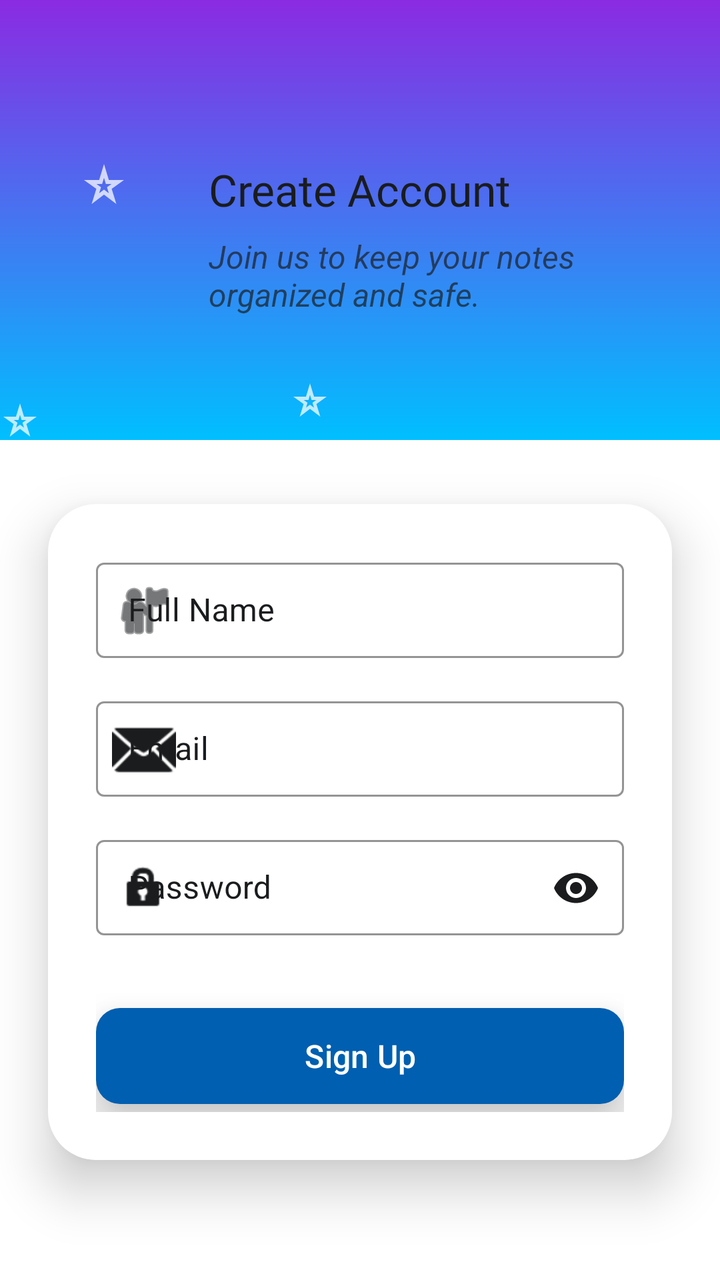
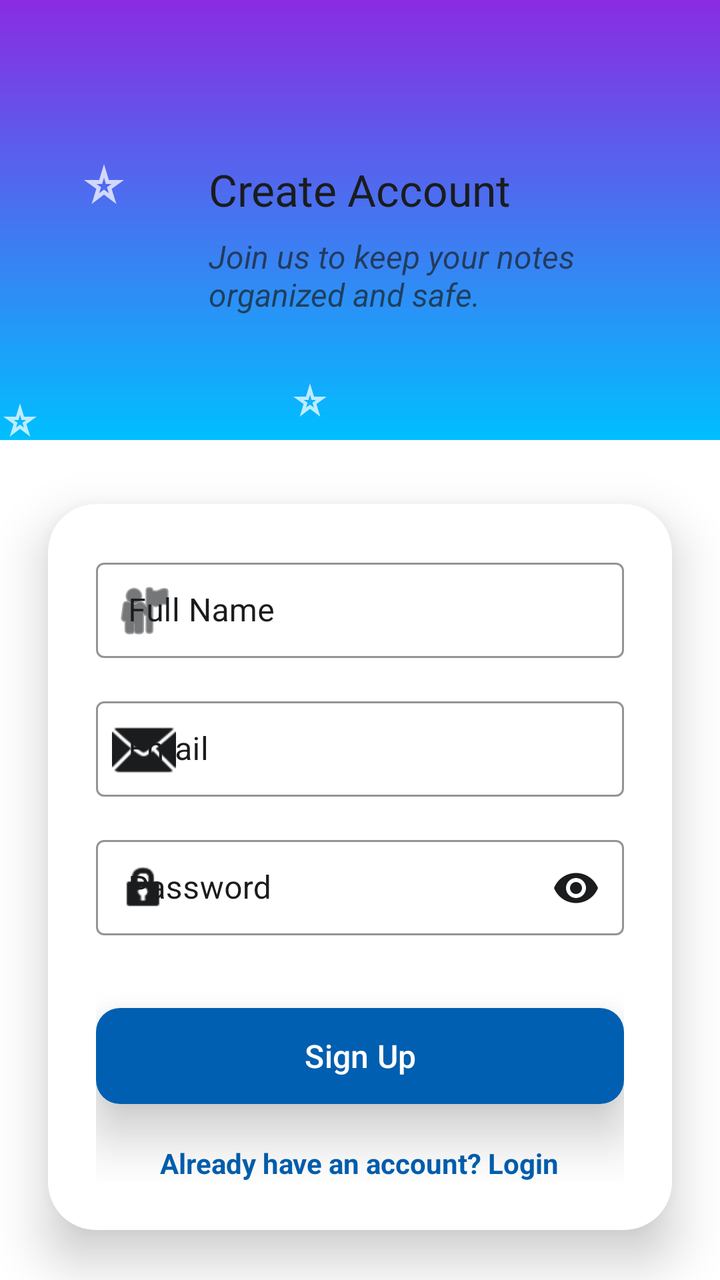

An Android layout rendered at two revisions. The XML below is the earlier revision; the diff shows what the commit changed to produce the second picture.
<!-- AndroidManifest.xml: application theme Theme.Notepad -->
<!-- res/layout/activity_signup_page.xml -->
<?xml version="1.0" encoding="utf-8"?>
<androidx.constraintlayout.widget.ConstraintLayout xmlns:android="http://schemas.android.com/apk/res/android"
    xmlns:app="http://schemas.android.com/apk/res-auto"
    xmlns:tools="http://schemas.android.com/tools"
    android:layout_width="match_parent"
    android:layout_height="match_parent"
    android:background="@color/white"
    tools:context=".signup_page">

    <View
        android:id="@+id/top_decoration"
        android:layout_width="match_parent"
        android:layout_height="220dp"
        android:background="@drawable/background"
        app:layout_constraintTop_toTopOf="parent" />

    <TextView
        android:id="@+id/signup_title"
        android:layout_width="wrap_content"
        android:layout_height="wrap_content"
        android:layout_marginTop="80dp"
        android:fontFamily="@font/created"
        android:text="@string/create_account"
        android:textColor="@color/black"
        android:textSize="22sp"
        app:layout_constraintEnd_toEndOf="parent"
        app:layout_constraintStart_toStartOf="parent"
        app:layout_constraintTop_toTopOf="parent" />

    <TextView
        android:id="@+id/signup_subtitle"
        android:layout_width="0dp"
        android:layout_height="wrap_content"
        android:layout_marginTop="8dp"
        android:layout_marginEnd="48dp"
        android:alpha="0.7"
        android:text="@string/sign_up_desc"
        android:textColor="@color/black"
        android:textSize="16sp"
        android:textStyle="italic"
        app:layout_constraintEnd_toEndOf="parent"
        app:layout_constraintStart_toStartOf="@id/signup_title"
        app:layout_constraintTop_toBottomOf="@id/signup_title" />

    <com.google.android.material.card.MaterialCardView
        android:layout_width="match_parent"
        android:layout_height="wrap_content"
        android:layout_marginHorizontal="24dp"
        android:layout_marginTop="32dp"
        app:cardCornerRadius="24dp"
        app:cardElevation="15dp"
        app:layout_constraintTop_toBottomOf="@id/top_decoration"
        app:strokeWidth="0dp">

        <LinearLayout
            android:layout_width="match_parent"
            android:layout_height="wrap_content"
            android:background="@color/white"
            android:orientation="vertical"
            android:padding="24dp">

            <com.google.android.material.textfield.TextInputLayout
                style="@style/Widget.MaterialComponents.TextInputLayout.OutlinedBox.Dense"
                android:layout_width="match_parent"
                android:layout_height="wrap_content"
                android:hint="@string/full_name"
                android:textColorHint="@color/black"
                app:boxBackgroundColor="@color/white"
                app:boxStrokeColor="@color/accent_orange"
                app:hintTextColor="@color/black"
                app:startIconDrawable="@android:drawable/ic_menu_myplaces"
                app:startIconTint="@color/black">

                <com.google.android.material.textfield.TextInputEditText
                    android:id="@+id/name_et"
                    android:layout_width="match_parent"
                    android:layout_height="wrap_content"
                    android:inputType="textPersonName"
                    android:textColor="@color/black" />
            </com.google.android.material.textfield.TextInputLayout>

            <com.google.android.material.textfield.TextInputLayout
                style="@style/Widget.MaterialComponents.TextInputLayout.OutlinedBox.Dense"
                android:layout_width="match_parent"
                android:layout_height="wrap_content"
                android:layout_marginTop="16dp"
                android:hint="@string/email"
                android:textColorHint="@color/black"
                app:boxBackgroundColor="@color/white"
                app:boxStrokeColor="@color/accent_orange"
                app:hintTextColor="@color/black"
                app:startIconDrawable="@android:drawable/ic_dialog_email"
                app:startIconTint="@color/black">

                <com.google.android.material.textfield.TextInputEditText
                    android:id="@+id/email_et"
                    android:layout_width="match_parent"
                    android:layout_height="wrap_content"
                    android:inputType="textEmailAddress"
                    android:textColor="@color/black" />
            </com.google.android.material.textfield.TextInputLayout>

            <com.google.android.material.textfield.TextInputLayout
                style="@style/Widget.MaterialComponents.TextInputLayout.OutlinedBox.Dense"
                android:layout_width="match_parent"
                android:layout_height="wrap_content"
                android:layout_marginTop="16dp"
                android:hint="@string/password"
                android:textColorHint="@color/black"
                app:boxStrokeColor="@color/accent_orange"
                app:hintTextColor="@color/black"
                app:passwordToggleEnabled="true"
                app:passwordToggleTint="@color/black"
                app:startIconDrawable="@android:drawable/ic_lock_idle_lock"
                app:startIconTint="@color/black">

                <com.google.android.material.textfield.TextInputEditText
                    android:id="@+id/password_et"
                    android:layout_width="match_parent"
                    android:layout_height="wrap_content"
                    android:inputType="textPassword"
                    android:textColor="@color/black" />
            </com.google.android.material.textfield.TextInputLayout>

            <com.google.android.material.button.MaterialButton
                android:id="@+id/signup_btn"
                android:layout_width="match_parent"
                android:layout_height="56dp"
                android:layout_marginTop="32dp"
                android:elevation="10dp"
                android:shadowColor="@color/black"
                android:stateListAnimator="@null"
                android:text="@string/sign_up"
                android:textAllCaps="false"
                android:textColor="@color/white"
                android:textSize="16sp"
                android:translationZ="6dp"
                app:backgroundTint="@color/btn_blue"
                app:cornerRadius="12dp" />


        </LinearLayout>
    </com.google.android.material.card.MaterialCardView>

</androidx.constraintlayout.widget.ConstraintLayout>
<!-- resources referenced by this layout -->
<resources>
  <color name="accent_orange">#FFB900</color>
  <color name="black">#1A1C1E</color>
  <color name="btn_blue">#005FB0</color>
  <color name="white">#FFFFFF</color>
  <!-- drawable background (drawable) -->
  <?xml version="1.0" encoding="utf-8"?>
  <layer-list xmlns:android="http://schemas.android.com/apk/res/android">
  
  
      <item>
          <shape android:shape="rectangle">
              <gradient
                  android:startColor="@color/start_color"
                  android:endColor="@color/end_color"
                  android:angle="200" />
          </shape>
      </item>
  
  
      <item
          android:width="24dp"
          android:height="24dp"
          android:top="80dp"
          android:left="40dp"
          android:gravity="top|left"
          android:drawable="@drawable/baseline_star_purple500_24" />
  
  
      <item
          android:width="20dp"
          android:height="20dp"
          android:top="180dp"
          android:right="50dp"
          android:gravity="center"
          android:drawable="@drawable/baseline_star_purple500_24" />
  
  
      <item
          android:width="20dp"
          android:height="20dp"
          android:top="10dp"
          android:right="50dp"
          android:gravity="bottom|left"
          android:drawable="@drawable/baseline_star_purple500_24" />
  
  </layer-list>
  <string name="create_account">Create Account</string>
  <string name="email">Email</string>
  <string name="full_name">Full Name</string>
  <string name="password">Password</string>
  <string name="sign_up">Sign Up</string>
  <string name="sign_up_desc">Join us to keep your notes organized and safe.</string>
  <style name="Theme.Notepad" parent="Base.Theme.Notepad" />
  <color name="start_color">#8A2BE2</color>
  <color name="end_color">#00BFFF</color>
  <!-- drawable baseline_star_purple500_24 (drawable) -->
  <vector xmlns:android="http://schemas.android.com/apk/res/android" android:alpha="0.74" android:height="10dp" android:tint="#FFFFFF" android:viewportHeight="24" android:viewportWidth="24" android:width="10dp">
        
      <path android:fillColor="@android:color/white" android:pathData="M12,8.89L12.94,12h2.82l-2.27,1.62l0.93,3.01L12,14.79l-2.42,1.84l0.93,-3.01L8.24,12h2.82L12,8.89M12,2l-2.42,8H2l6.17,4.41L5.83,22L12,17.31L18.18,22l-2.35,-7.59L22,10h-7.58L12,2L12,2z"/>
      
  </vector>
  <style name="Base.Theme.Notepad" parent="Theme.Material3.DayNight.NoActionBar">
          
          
      </style>
</resources>

<!-- the commit's change to res/layout/activity_signup_page.xml (unified diff, before → after) -->
@@ -139,6 +139,16 @@
                 app:cornerRadius="12dp" />
 
 
+            <TextView
+                android:id="@+id/login_tv"
+                android:layout_width="wrap_content"
+                android:layout_height="wrap_content"
+                android:layout_gravity="center"
+                android:layout_marginTop="16dp"
+                android:text="@string/already_have_account"
+                android:textColor="@color/btn_blue"
+                android:textStyle="bold" />
+
         </LinearLayout>
     </com.google.android.material.card.MaterialCardView>
 
<!-- resource entries referenced after the edit -->
@@ -46,6 +46,7 @@
           android:drawable="@drawable/baseline_star_purple500_24" />
   
   </layer-list>
+  <string name="already_have_account">Already have an account? Login</string>
   <string name="create_account">Create Account</string>
   <string name="email">Email</string>
   <string name="full_name">Full Name</string>
